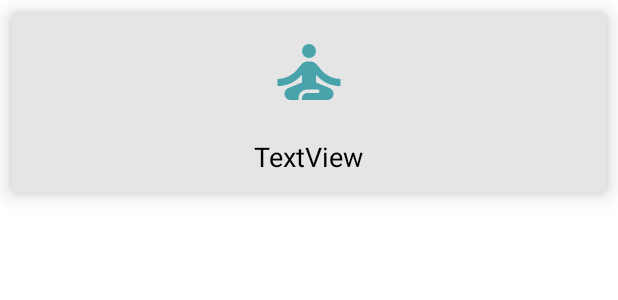
After one commit to praveen0308/HealthIt, an Android app: the layout template_calculator_widget.xml on its own in the app's theme, with its tools: preview values and no code run, on a phone screen of 412 x 824 dp. The commit adds this screen. Shown: the top 300 px of the screen. Run offline under Robolectric (Android 15) with nearby library versions, the phone set to English and light mode, and no system bars.

Commit message:
new features

```diff
--- /dev/null
+++ b/app/src/main/res/drawable/ic_baseline_self_improvement_24.xml
@@ -0,0 +1,13 @@
+<vector xmlns:android="http://schemas.android.com/apk/res/android"
+    android:width="24dp"
+    android:height="24dp"
+    android:viewportWidth="24"
+    android:viewportHeight="24"
+    android:tint="?attr/colorControlNormal">
+  <path
+      android:fillColor="@android:color/white"
+      android:pathData="M12,6m-2,0a2,2 0,1 1,4 0a2,2 0,1 1,-4 0"/>
+  <path
+      android:fillColor="@android:color/white"
+      android:pathData="M21,16v-2c-2.24,0 -4.16,-0.96 -5.6,-2.68l-1.34,-1.6C13.68,9.26 13.12,9 12.53,9h-1.05c-0.59,0 -1.15,0.26 -1.53,0.72l-1.34,1.6C7.16,13.04 5.24,14 3,14v2c2.77,0 5.19,-1.17 7,-3.25V15l-3.88,1.55C5.45,16.82 5,17.48 5,18.21C5,19.2 5.8,20 6.79,20H9v-0.5c0,-1.38 1.12,-2.5 2.5,-2.5h3c0.28,0 0.5,0.22 0.5,0.5S14.78,18 14.5,18h-3c-0.83,0 -1.5,0.67 -1.5,1.5V20h7.21C18.2,20 19,19.2 19,18.21c0,-0.73 -0.45,-1.39 -1.12,-1.66L14,15v-2.25C15.81,14.83 18.23,16 21,16z"/>
+</vector>
--- /dev/null
+++ b/app/src/main/res/layout/template_calculator_widget.xml
@@ -0,0 +1,35 @@
+<?xml version="1.0" encoding="utf-8"?>
+<com.google.android.material.card.MaterialCardView xmlns:android="http://schemas.android.com/apk/res/android"
+    android:layout_width="match_parent"
+    android:layout_height="wrap_content"
+    xmlns:app="http://schemas.android.com/apk/res-auto"
+    app:cardCornerRadius="5dp"
+    app:cardElevation="8dp"
+    app:cardBackgroundColor="#E5E5E5"
+    android:layout_margin="8dp"
+    >
+
+    <LinearLayout
+        android:layout_width="match_parent"
+        android:layout_height="match_parent"
+        android:padding="12dp"
+        android:orientation="vertical"
+        android:gravity="center_horizontal">
+
+        <ImageView
+            android:id="@+id/iv_icon"
+            android:layout_width="56dp"
+            android:layout_height="56dp"
+            app:srcCompat="@drawable/ic_baseline_self_improvement_24"
+            app:tint="@color/primary" />
+
+        <TextView
+            android:id="@+id/tv_title"
+            android:layout_width="wrap_content"
+            android:layout_height="wrap_content"
+            android:text="TextView"
+            android:textColor="@color/black"
+            android:textSize="18sp"
+            android:layout_marginTop="16dp"/>
+    </LinearLayout>
+</com.google.android.material.card.MaterialCardView>
```
Also changed, not shown: app/src/main/java/com/jmm/healthit/adapters/CalculatorItemsAdapter.java (added, +72 -0 lines), app/src/main/java/com/jmm/healthit/model/WidgetModel.java (added, +28 -0 lines), app/src/main/java/com/jmm/healthit/ui/dashboard/CalculatorScreen.java (added, +92 -0 lines), app/src/main/java/com/jmm/healthit/ui/dashboard/Workout.java (added, +66 -0 lines), app/src/main/java/com/jmm/healthit/utils/CalculatorOption.java (added, +11 -0 lines), app/src/main/res/drawable/ic_baseline_calculate_24.xml (added, +10 -0 lines), app/src/main/res/drawable/ic_baseline_favorite_24.xml (added, +10 -0 lines), app/src/main/res/drawable/ic_blood_acohol.xml (added, +12 -0 lines), app/src/main/res/drawable/ic_blood_pressure.xml (added, +9 -0 lines), app/src/main/res/drawable/ic_blood_sugar.xml (added, +9 -0 lines), app/src/main/res/drawable/ic_blood_volume.xml (added, +9 -0 lines), app/src/main/res/drawable/ic_bmi.xml (added, +9 -0 lines), app/src/main/res/drawable/ic_body_fat.xml (added, +9 -0 lines), app/src/main/res/layout/fragment_calculator_screen.xml (added, +12 -0 lines), 3 more files.
